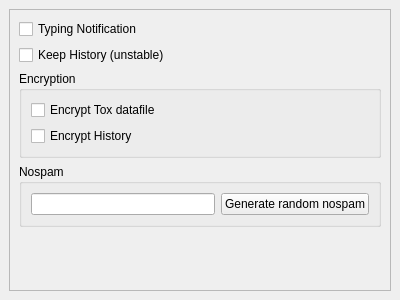
Above: src/widget/form/settings/privacysettings.ui from bkmeneguello/qTox before the change. Below: the same form after it.
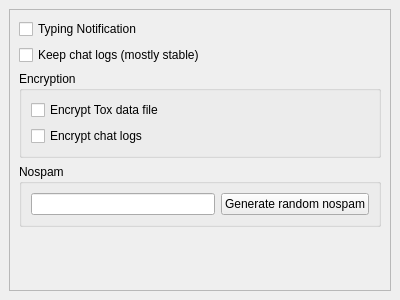
That is the form after the change.

Diff of the .ui file:
```diff
--- a/src/widget/form/settings/privacysettings.ui
+++ b/src/widget/form/settings/privacysettings.ui
@@ -54,7 +54,7 @@
           <string extracomment="History keeping still under developing. Log format changin is possible."/>
          </property>
          <property name="text">
-          <string>Keep History (unstable)</string>
+          <string>Keep chat logs (mostly stable)</string>
          </property>
         </widget>
        </item>
@@ -73,7 +73,7 @@
              <bool>true</bool>
             </property>
             <property name="text">
-             <string>Encrypt Tox datafile</string>
+             <string>Encrypt Tox data file</string>
             </property>
            </widget>
           </item>
@@ -83,7 +83,7 @@
              <bool>true</bool>
             </property>
             <property name="text">
-             <string>Encrypt History</string>
+             <string>Encrypt chat logs</string>
             </property>
             <property name="checkable">
              <bool>true</bool>
```
